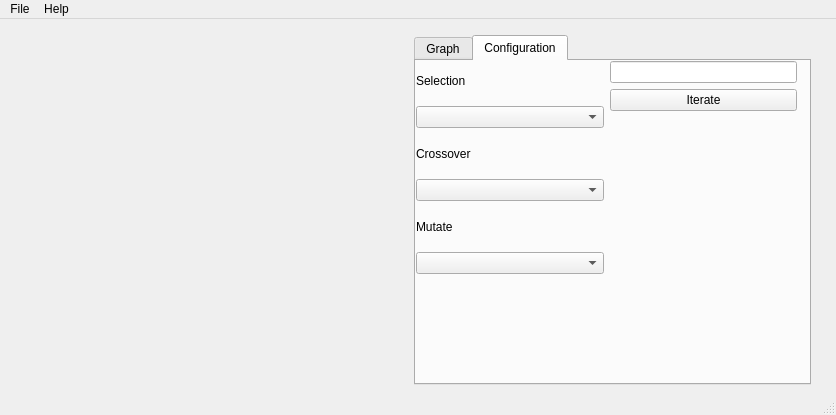
itwitch13/genetic-algorithm, file src/ui/main_window.ui: the form before one commit.
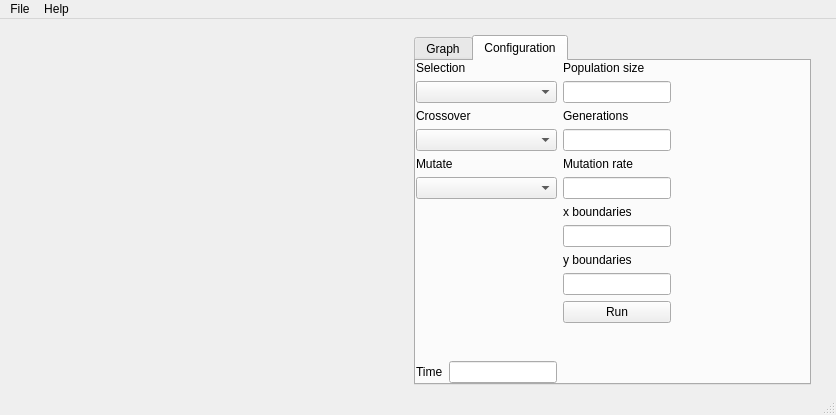
The form after the commit. Custom widgets are drawn as their Qt base class.

```diff
--- a/src/ui/main_window.ui
+++ b/src/ui/main_window.ui
@@ -139,14 +139,17 @@
                  <x>0</x>
                  <y>0</y>
                  <width>381</width>
-                 <height>213</height>
+                 <height>341</height>
                 </rect>
                </property>
                <layout class="QHBoxLayout" name="horizontalLayout">
+                <property name="sizeConstraint">
+                 <enum>QLayout::SetFixedSize</enum>
+                </property>
                 <item>
                  <layout class="QVBoxLayout" name="verticalLayout_3">
                   <property name="sizeConstraint">
-                   <enum>QLayout::SetMinimumSize</enum>
+                   <enum>QLayout::SetMaximumSize</enum>
                   </property>
                   <item>
                    <widget class="QLabel" name="label">
@@ -156,30 +159,118 @@
                    </widget>
                   </item>
                   <item>
-                   <widget class="QComboBox" name="selectionComboBox"/>
+                   <widget class="QComboBox" name="selectionComboBox">
+                    <property name="sizePolicy">
+                     <sizepolicy hsizetype="Minimum" vsizetype="Fixed">
+                      <horstretch>0</horstretch>
+                      <verstretch>0</verstretch>
+                     </sizepolicy>
+                    </property>
+                   </widget>
                   </item>
                   <item>
                    <widget class="QLabel" name="label_2">
+                    <property name="sizePolicy">
+                     <sizepolicy hsizetype="Preferred" vsizetype="Minimum">
+                      <horstretch>0</horstretch>
+                      <verstretch>0</verstretch>
+                     </sizepolicy>
+                    </property>
                     <property name="text">
                      <string>Crossover</string>
                     </property>
                    </widget>
                   </item>
                   <item>
-                   <widget class="QComboBox" name="crossoverComboBox"/>
+                   <widget class="QComboBox" name="crossoverComboBox">
+                    <property name="sizePolicy">
+                     <sizepolicy hsizetype="Minimum" vsizetype="Fixed">
+                      <horstretch>0</horstretch>
+                      <verstretch>0</verstretch>
+                     </sizepolicy>
+                    </property>
+                   </widget>
                   </item>
                   <item>
                    <widget class="QLabel" name="label_3">
+                    <property name="sizePolicy">
+                     <sizepolicy hsizetype="Minimum" vsizetype="Minimum">
+                      <horstretch>0</horstretch>
+                      <verstretch>0</verstretch>
+                     </sizepolicy>
+                    </property>
                     <property name="text">
                      <string>Mutate</string>
                     </property>
                    </widget>
                   </item>
                   <item>
-                   <widget class="QComboBox" name="mutationComboBox"/>
+                   <widget class="QComboBox" name="mutationComboBox">
+                    <property name="sizePolicy">
+                     <sizepolicy hsizetype="Minimum" vsizetype="Fixed">
+                      <horstretch>0</horstretch>
+                      <verstretch>0</verstretch>
+                     </sizepolicy>
+                    </property>
+                   </widget>
                   </item>
                   <item>
-                   <layout class="QFormLayout" name="formLayout"/>
+                   <spacer name="verticalSpacer_3">
+                    <property name="orientation">
+                     <enum>Qt::Vertical</enum>
+                    </property>
+                    <property name="sizeHint" stdset="0">
+                     <size>
+                      <width>20</width>
+                      <height>40</height>
+                     </size>
+                    </property>
+                   </spacer>
+                  </item>
+                  <item>
+                   <layout class="QFormLayout" name="formLayout">
+                    <property name="sizeConstraint">
+                     <enum>QLayout::SetMinimumSize</enum>
+                    </property>
+                    <property name="fieldGrowthPolicy">
+                     <enum>QFormLayout::FieldsStayAtSizeHint</enum>
+                    </property>
+                    <property name="rowWrapPolicy">
+                     <enum>QFormLayout::DontWrapRows</enum>
+                    </property>
+                    <property name="labelAlignment">
+                     <set>Qt::AlignLeading|Qt::AlignLeft|Qt::AlignVCenter</set>
+                    </property>
+                    <property name="formAlignment">
+                     <set>Qt::AlignLeading|Qt::AlignLeft|Qt::AlignTop</set>
+                    </property>
+                    <property name="topMargin">
+                     <number>30</number>
+                    </property>
+                    <item row="0" column="0">
+                     <widget class="QLabel" name="label_10">
+                      <property name="sizePolicy">
+                       <sizepolicy hsizetype="Minimum" vsizetype="Preferred">
+                        <horstretch>0</horstretch>
+                        <verstretch>0</verstretch>
+                       </sizepolicy>
+                      </property>
+                      <property name="text">
+                       <string>Time</string>
+                      </property>
+                     </widget>
+                    </item>
+                    <item row="0" column="1">
+                     <widget class="QLineEdit" name="timeLineEdit">
+                      <property name="sizePolicy">
+                       <sizepolicy hsizetype="Minimum" vsizetype="Minimum">
+                        <horstretch>0</horstretch>
+                        <verstretch>0</verstretch>
+                       </sizepolicy>
+                      </property>
+                     </widget>
+                    </item>
+                   </layout>
                   </item>
                  </layout>
                 </item>
@@ -189,7 +280,94 @@
                    <enum>QLayout::SetDefaultConstraint</enum>
                   </property>
                   <item>
-                   <widget class="QLineEdit" name="iterateLineEdit">
+                   <widget class="QLabel" name="label_9">
+                    <property name="sizePolicy">
+                     <sizepolicy hsizetype="Minimum" vsizetype="Preferred">
+                      <horstretch>0</horstretch>
+                      <verstretch>0</verstretch>
+                     </sizepolicy>
+                    </property>
+                    <property name="text">
+                     <string>Population size</string>
+                    </property>
+                   </widget>
+                  </item>
+                  <item>
+                   <widget class="QLineEdit" name="populationLineEdit">
+                    <property name="sizePolicy">
+                     <sizepolicy hsizetype="Minimum" vsizetype="Fixed">
+                      <horstretch>0</horstretch>
+                      <verstretch>0</verstretch>
+                     </sizepolicy>
+                    </property>
+                   </widget>
+                  </item>
+                  <item>
+                   <widget class="QLabel" name="label_8">
+                    <property name="sizePolicy">
+                     <sizepolicy hsizetype="Minimum" vsizetype="Preferred">
+                      <horstretch>0</horstretch>
+                      <verstretch>0</verstretch>
+                     </sizepolicy>
+                    </property>
+                    <property name="text">
+                     <string>Generations</string>
+                    </property>
+                   </widget>
+                  </item>
+                  <item>
+                   <widget class="QLineEdit" name="generationLineEdit">
+                    <property name="sizePolicy">
+                     <sizepolicy hsizetype="Minimum" vsizetype="Fixed">
+                      <horstretch>0</horstretch>
+                      <verstretch>0</verstretch>
+                     </sizepolicy>
+                    </property>
+                   </widget>
+                  </item>
+                  <item>
+                   <widget class="QLabel" name="label_7">
+                    <property name="text">
+                     <string>Mutation rate</string>
+                    </property>
+                   </widget>
+                  </item>
+                  <item>
+                   <widget class="QLineEdit" name="mutationLineEdit">
+                    <property name="sizePolicy">
+                     <sizepolicy hsizetype="Minimum" vsizetype="Fixed">
+                      <horstretch>0</horstretch>
+                      <verstretch>0</verstretch>
+                     </sizepolicy>
+                    </property>
+                   </widget>
+                  </item>
+                  <item>
+                   <widget class="QLabel" name="label_6">
+                    <property name="text">
+                     <string>x boundaries</string>
+                    </property>
+                   </widget>
+                  </item>
+                  <item>
+                   <widget class="QLineEdit" name="xboundLineEdit">
+                    <property name="sizePolicy">
+                     <sizepolicy hsizetype="Minimum" vsizetype="Fixed">
+                      <horstretch>0</horstretch>
+                      <verstretch>0</verstretch>
+                     </sizepolicy>
+                    </property>
+                   </widget>
+                  </item>
+                  <item>
+                   <widget class="QLabel" name="label_5">
+                    <property name="text">
+                     <string>y boundaries</string>
+                    </property>
+                   </widget>
+                  </item>
+                  <item>
+                   <widget class="QLineEdit" name="yboundLneEdit">
                     <property name="sizePolicy">
                      <sizepolicy hsizetype="Minimum" vsizetype="Fixed">
                       <horstretch>0</horstretch>
@@ -201,10 +379,23 @@
                   <item>
                    <widget class="QPushButton" name="iteratePushButton">
                     <property name="text">
-                     <string>Iterate</string>
+                     <string>Run</string>
                     </property>
                    </widget>
                   </item>
+                  <item>
+                   <spacer name="horizontalSpacer">
+                    <property name="orientation">
+                     <enum>Qt::Horizontal</enum>
+                    </property>
+                    <property name="sizeHint" stdset="0">
+                     <size>
+                      <width>40</width>
+                      <height>20</height>
+                     </size>
+                    </property>
+                   </spacer>
+                  </item>
                   <item>
                    <spacer name="verticalSpacer">
                     <property name="orientation">
```
